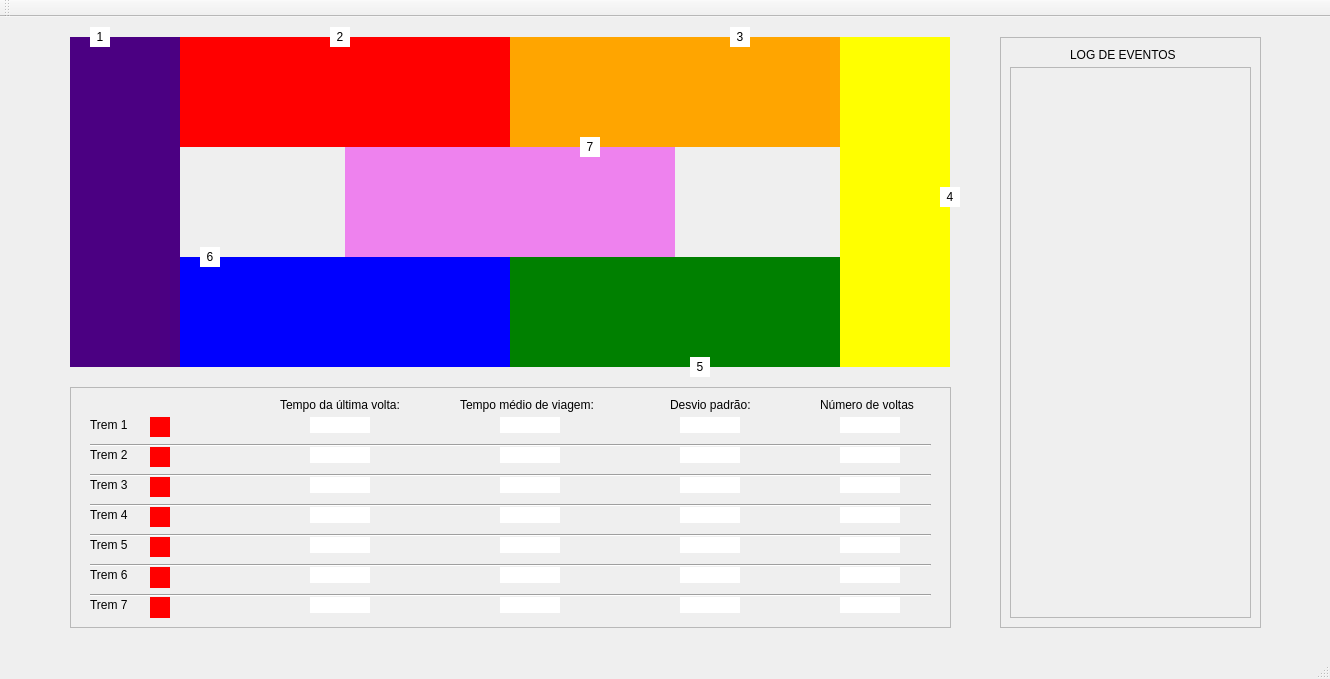
First picture: the form in mainwindow.ui, repository raquel-oliveira/Train, before the edit.
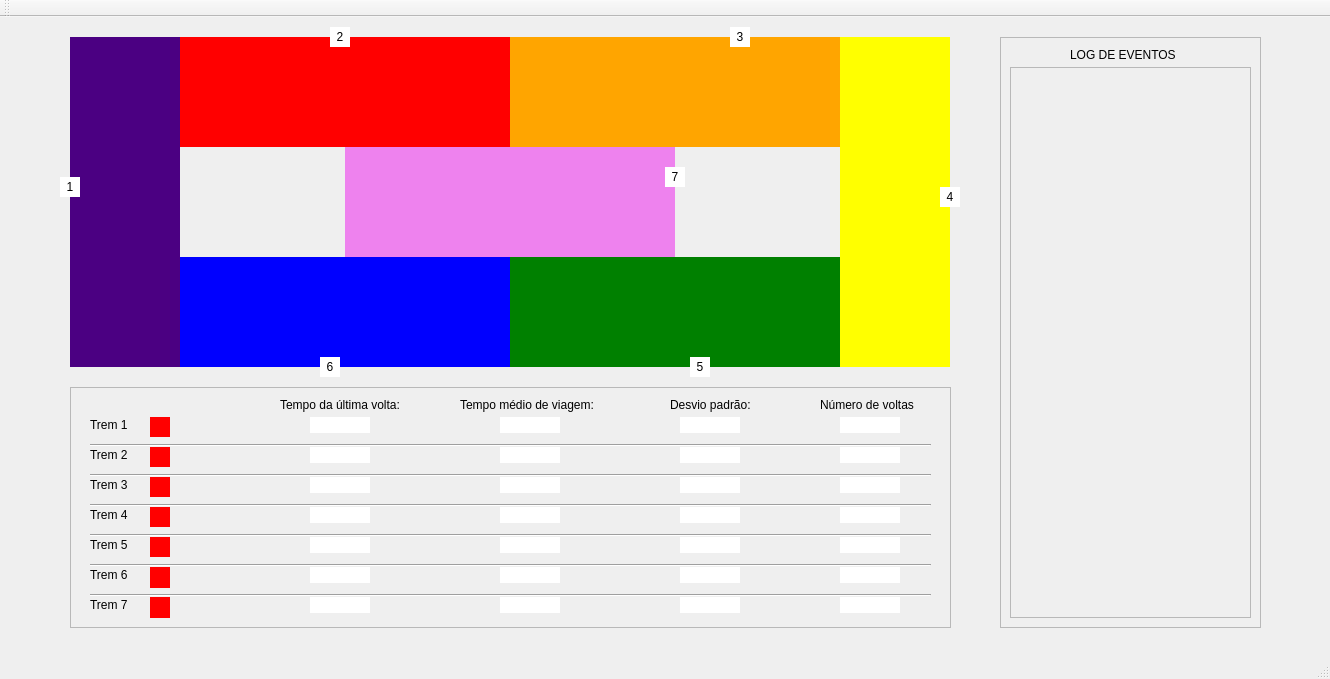
Second picture: the form after the edit.

```diff
--- a/mainwindow.ui
+++ b/mainwindow.ui
@@ -45,8 +45,8 @@
     </property>
     <property name="geometry">
      <rect>
-      <x>90</x>
-      <y>10</y>
+      <x>60</x>
+      <y>160</y>
       <width>20</width>
       <height>20</height>
      </rect>
@@ -251,8 +251,8 @@
     </property>
     <property name="geometry">
      <rect>
-      <x>200</x>
-      <y>230</y>
+      <x>320</x>
+      <y>340</y>
       <width>20</width>
       <height>20</height>
      </rect>
@@ -273,8 +273,8 @@
     </property>
     <property name="geometry">
      <rect>
-      <x>580</x>
-      <y>120</y>
+      <x>665</x>
+      <y>150</y>
       <width>20</width>
       <height>20</height>
      </rect>
```
